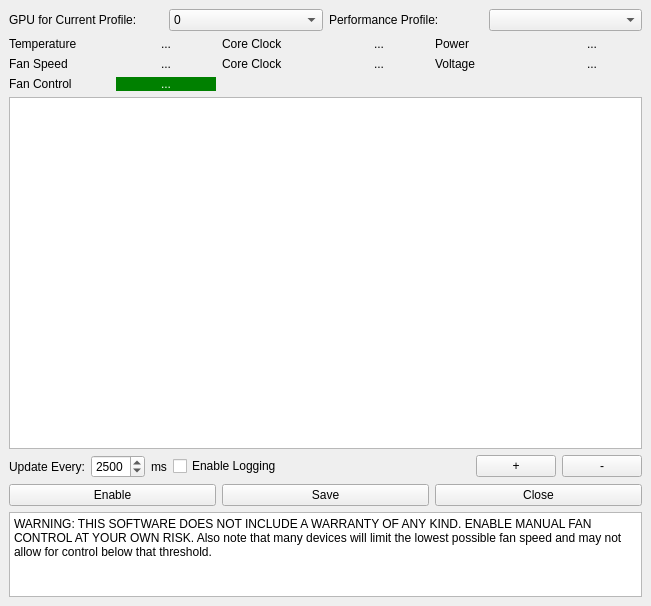
The window that mainwindow.ui (wepiha/qt-amdgpu-fan-ctl) describes before a commit, drawn with Qt 5.
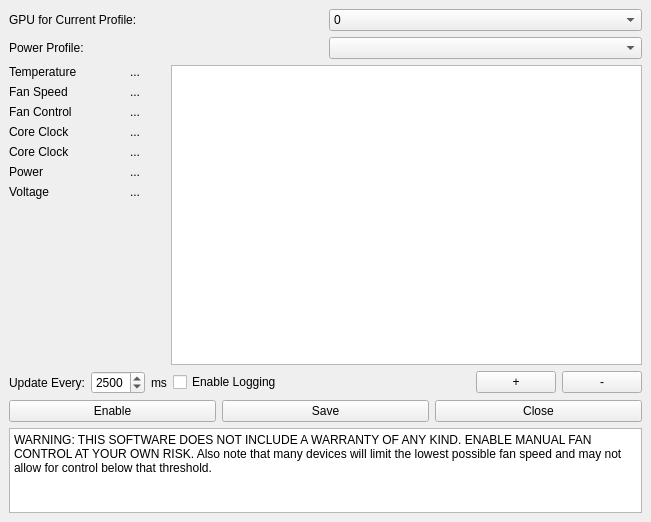
The same window after the commit. Icons and pictures are not drawn. Custom widgets are drawn as their Qt base class.

Commit message: Modified to a horizontal Layout

Diff of the .ui file:
```diff
--- a/mainwindow.ui
+++ b/mainwindow.ui
@@ -7,7 +7,7 @@
     <x>0</x>
     <y>0</y>
     <width>651</width>
-    <height>606</height>
+    <height>522</height>
    </rect>
   </property>
   <property name="windowTitle">
@@ -19,62 +19,10 @@
   </property>
   <widget class="QWidget" name="centralwidget">
    <layout class="QGridLayout" name="gridLayout_3">
-    <item row="0" column="0">
-     <layout class="QHBoxLayout" name="horizontalLayout_3">
-      <item>
-       <widget class="QLabel" name="labelGPUforCurrentProfileLabel">
-        <property name="sizePolicy">
-         <sizepolicy hsizetype="Minimum" vsizetype="Fixed">
-          <horstretch>0</horstretch>
-          <verstretch>0</verstretch>
-         </sizepolicy>
-        </property>
-        <property name="text">
-         <string>GPU for Current Profile:</string>
-        </property>
-       </widget>
-      </item>
-      <item>
-       <widget class="QComboBox" name="comboBoxCardIndex">
-        <item>
-         <property name="text">
-          <string>0</string>
-         </property>
-        </item>
-       </widget>
-      </item>
-     </layout>
-    </item>
-    <item row="0" column="1">
-     <layout class="QHBoxLayout" name="horizontalLayout">
-      <item>
-       <widget class="QLabel" name="labelPowerLabel_2">
-        <property name="minimumSize">
-         <size>
-          <width>90</width>
-          <height>0</height>
-         </size>
-        </property>
-        <property name="text">
-         <string>Performance Profile:</string>
-        </property>
-       </widget>
-      </item>
-      <item>
-       <widget class="QComboBox" name="comboBoxPerformanceProfile"/>
-      </item>
-     </layout>
-    </item>
     <item row="1" column="0" colspan="2">
-     <layout class="QGridLayout" name="gridLayout_2">
-      <item row="0" column="0">
-       <widget class="QLabel" name="labelTemperatureLabel">
-        <property name="sizePolicy">
-         <sizepolicy hsizetype="Minimum" vsizetype="Minimum">
-          <horstretch>0</horstretch>
-          <verstretch>0</verstretch>
-         </sizepolicy>
-        </property>
+     <layout class="QHBoxLayout" name="horizontalLayout">
+      <item>
+       <widget class="QLabel" name="labelPowerProfileLabel">
         <property name="minimumSize">
          <size>
           <width>90</width>
@@ -82,206 +30,46 @@
          </size>
         </property>
         <property name="text">
-         <string>Temperature</string>
+         <string>Power Profile:</string>
         </property>
        </widget>
       </item>
-      <item row="0" column="1">
-       <widget class="QLabel" name="labelTemperature">
-        <property name="minimumSize">
-         <size>
-          <width>60</width>
-          <height>0</height>
-         </size>
-        </property>
-        <property name="text">
-         <string>...</string>
-        </property>
-        <property name="alignment">
-         <set>Qt::AlignCenter</set>
-        </property>
-       </widget>
+      <item>
+       <widget class="QComboBox" name="comboBoxPowerProfile"/>
       </item>
-      <item row="0" column="2">
-       <widget class="QLabel" name="labelCoreClockLabel">
-        <property name="minimumSize">
-         <size>
-          <width>90</width>
-          <height>0</height>
-         </size>
-        </property>
-        <property name="text">
-         <string>Core Clock</string>
-        </property>
-       </widget>
+     </layout>
+    </item>
+    <item row="0" column="0" colspan="2">
+     <layout class="QHBoxLayout" name="horizontalLayout_4">
+      <item>
+       <layout class="QHBoxLayout" name="horizontalLayout_3">
+        <item>
+         <widget class="QLabel" name="labelGPUforCurrentProfileLabel">
+          <property name="sizePolicy">
+           <sizepolicy hsizetype="Minimum" vsizetype="Fixed">
+            <horstretch>0</horstretch>
+            <verstretch>0</verstretch>
+           </sizepolicy>
+          </property>
+          <property name="text">
+           <string>GPU for Current Profile:</string>
+          </property>
+         </widget>
+        </item>
+        <item>
+         <widget class="QComboBox" name="comboBoxCardIndex">
+          <item>
+           <property name="text">
+            <string>0</string>
+           </property>
+          </item>
+         </widget>
+        </item>
+       </layout>
       </item>
-      <item row="0" column="3">
-       <widget class="QLabel" name="labelCoreClock">
-        <property name="minimumSize">
-         <size>
-          <width>60</width>
-          <height>0</height>
-         </size>
-        </property>
-        <property name="text">
-         <string>...</string>
-        </property>
-        <property name="alignment">
-         <set>Qt::AlignCenter</set>
-        </property>
-       </widget>
-      </item>
-      <item row="0" column="4">
-       <widget class="QLabel" name="labelPowerLabel">
-        <property name="minimumSize">
-         <size>
-          <width>90</width>
-          <height>0</height>
-         </size>
-        </property>
-        <property name="text">
-         <string>Power</string>
-        </property>
-       </widget>
-      </item>
-      <item row="0" column="5">
-       <widget class="QLabel" name="labelPower">
-        <property name="minimumSize">
-         <size>
-          <width>60</width>
-          <height>0</height>
-         </size>
-        </property>
-        <property name="text">
-         <string>...</string>
-        </property>
-        <property name="alignment">
-         <set>Qt::AlignCenter</set>
-        </property>
-       </widget>
-      </item>
-      <item row="1" column="0">
-       <widget class="QLabel" name="labelFanSpeedLabel">
-        <property name="minimumSize">
-         <size>
-          <width>90</width>
-          <height>0</height>
-         </size>
-        </property>
-        <property name="text">
-         <string>Fan Speed</string>
-        </property>
-       </widget>
-      </item>
-      <item row="1" column="1">
-       <widget class="QLabel" name="labelFanSpeed">
-        <property name="minimumSize">
-         <size>
-          <width>60</width>
-          <height>0</height>
-         </size>
-        </property>
-        <property name="text">
-         <string>...</string>
-        </property>
-        <property name="alignment">
-         <set>Qt::AlignCenter</set>
-        </property>
-       </widget>
-      </item>
-      <item row="1" column="2">
-       <widget class="QLabel" name="labelMemClockLabel">
-        <property name="minimumSize">
-         <size>
-          <width>90</width>
-          <height>0</height>
-         </size>
-        </property>
-        <property name="text">
-         <string>Core Clock</string>
-        </property>
-       </widget>
-      </item>
-      <item row="1" column="3">
-       <widget class="QLabel" name="labelMemClock">
-        <property name="minimumSize">
-         <size>
-          <width>60</width>
-          <height>0</height>
-         </size>
-        </property>
-        <property name="text">
-         <string>...</string>
-        </property>
-        <property name="alignment">
-         <set>Qt::AlignCenter</set>
-        </property>
-       </widget>
-      </item>
-      <item row="1" column="4">
-       <widget class="QLabel" name="labelVoltageLabel">
-        <property name="minimumSize">
-         <size>
-          <width>90</width>
-          <height>0</height>
-         </size>
-        </property>
-        <property name="text">
-         <string>Voltage</string>
-        </property>
-       </widget>
-      </item>
-      <item row="1" column="5">
-       <widget class="QLabel" name="labelVoltage">
-        <property name="minimumSize">
-         <size>
-          <width>60</width>
-          <height>0</height>
-         </size>
-        </property>
-        <property name="text">
-         <string>...</string>
-        </property>
-        <property name="alignment">
-         <set>Qt::AlignCenter</set>
-        </property>
-       </widget>
-      </item>
-      <item row="2" column="0">
-       <widget class="QLabel" name="labelFanProfileLabel">
-        <property name="minimumSize">
-         <size>
-          <width>90</width>
-          <height>0</height>
-         </size>
-        </property>
-        <property name="text">
-         <string>Fan Control</string>
-        </property>
-       </widget>
-      </item>
-      <item row="2" column="1">
-       <widget class="QLabel" name="labelFanProfileStatus">
-        <property name="minimumSize">
-         <size>
-          <width>60</width>
-          <height>0</height>
-         </size>
-        </property>
-        <property name="styleSheet">
-         <string notr="true">QLabel { background-color: green; color: white }</string>
-        </property>
-        <property name="text">
-         <string>...</string>
-        </property>
-        <property name="alignment">
-         <set>Qt::AlignCenter</set>
-        </property>
-       </widget>
-      </item>
      </layout>
     </item>
-    <item row="2" column="0" colspan="2">
+    <item row="2" column="1">
      <widget class="PlotWidget" name="graphicsView"/>
     </item>
     <item row="3" column="0" colspan="2">
@@ -404,6 +192,243 @@
       </item>
      </layout>
     </item>
+    <item row="2" column="0">
+     <layout class="QGridLayout" name="gridLayout_2">
+      <item row="0" column="0">
+       <layout class="QVBoxLayout" name="verticalLayout_2">
+        <item>
+         <widget class="QLabel" name="labelTemperatureLabel">
+          <property name="sizePolicy">
+           <sizepolicy hsizetype="Minimum" vsizetype="Minimum">
+            <horstretch>0</horstretch>
+            <verstretch>0</verstretch>
+           </sizepolicy>
+          </property>
+          <property name="minimumSize">
+           <size>
+            <width>90</width>
+            <height>0</height>
+           </size>
+          </property>
+          <property name="text">
+           <string>Temperature</string>
+          </property>
+         </widget>
+        </item>
+        <item>
+         <widget class="QLabel" name="labelFanSpeedLabel">
+          <property name="minimumSize">
+           <size>
+            <width>90</width>
+            <height>0</height>
+           </size>
+          </property>
+          <property name="text">
+           <string>Fan Speed</string>
+          </property>
+         </widget>
+        </item>
+        <item>
+         <widget class="QLabel" name="labelFanProfileLabel">
+          <property name="minimumSize">
+           <size>
+            <width>90</width>
+            <height>0</height>
+           </size>
+          </property>
+          <property name="text">
+           <string>Fan Control</string>
+          </property>
+         </widget>
+        </item>
+        <item>
+         <widget class="QLabel" name="labelCoreClockLabel">
+          <property name="minimumSize">
+           <size>
+            <width>90</width>
+            <height>0</height>
+           </size>
+          </property>
+          <property name="text">
+           <string>Core Clock</string>
+          </property>
+         </widget>
+        </item>
+        <item>
+         <widget class="QLabel" name="labelMemClockLabel">
+          <property name="minimumSize">
+           <size>
+            <width>90</width>
+            <height>0</height>
+           </size>
+          </property>
+          <property name="text">
+           <string>Core Clock</string>
+          </property>
+         </widget>
+        </item>
+        <item>
+         <widget class="QLabel" name="labelPowerLabel">
+          <property name="minimumSize">
+           <size>
+            <width>90</width>
+            <height>0</height>
+           </size>
+          </property>
+          <property name="text">
+           <string>Power</string>
+          </property>
+         </widget>
+        </item>
+        <item>
+         <widget class="QLabel" name="labelVoltageLabel">
+          <property name="minimumSize">
+           <size>
+            <width>90</width>
+            <height>0</height>
+           </size>
+          </property>
+          <property name="text">
+           <string>Voltage</string>
+          </property>
+         </widget>
+        </item>
+       </layout>
+      </item>
+      <item row="0" column="1">
+       <layout class="QVBoxLayout" name="verticalLayout">
+        <item>
+         <widget class="QLabel" name="labelTemperature">
+          <property name="minimumSize">
+           <size>
+            <width>60</width>
+            <height>0</height>
+           </size>
+          </property>
+          <property name="text">
+           <string>...</string>
+          </property>
+          <property name="alignment">
+           <set>Qt::AlignCenter</set>
+          </property>
+         </widget>
+        </item>
+        <item>
+         <widget class="QLabel" name="labelFanSpeed">
+          <property name="minimumSize">
+           <size>
+            <width>60</width>
+            <height>0</height>
+           </size>
+          </property>
+          <property name="text">
+           <string>...</string>
+          </property>
+          <property name="alignment">
+           <set>Qt::AlignCenter</set>
+          </property>
+         </widget>
+        </item>
+        <item>
+         <widget class="QLabel" name="labelFanProfileStatus">
+          <property name="minimumSize">
+           <size>
+            <width>60</width>
+            <height>0</height>
+           </size>
+          </property>
+          <property name="styleSheet">
+           <string notr="true"/>
+          </property>
+          <property name="text">
+           <string>...</string>
+          </property>
+          <property name="alignment">
+           <set>Qt::AlignCenter</set>
+          </property>
+         </widget>
+        </item>
+        <item>
+         <widget class="QLabel" name="labelCoreClock">
+          <property name="minimumSize">
+           <size>
+            <width>60</width>
+            <height>0</height>
+           </size>
+          </property>
+          <property name="text">
+           <string>...</string>
+          </property>
+          <property name="alignment">
+           <set>Qt::AlignCenter</set>
+          </property>
+         </widget>
+        </item>
+        <item>
+         <widget class="QLabel" name="labelMemClock">
+          <property name="minimumSize">
+           <size>
+            <width>60</width>
+            <height>0</height>
+           </size>
+          </property>
+          <property name="text">
+           <string>...</string>
+          </property>
+          <property name="alignment">
+           <set>Qt::AlignCenter</set>
+          </property>
+         </widget>
+        </item>
+        <item>
+         <widget class="QLabel" name="labelPower">
+          <property name="minimumSize">
+           <size>
+            <width>60</width>
+            <height>0</height>
+           </size>
+          </property>
+          <property name="text">
+           <string>...</string>
+          </property>
+          <property name="alignment">
+           <set>Qt::AlignCenter</set>
+          </property>
+         </widget>
+        </item>
+        <item>
+         <widget class="QLabel" name="labelVoltage">
+          <property name="minimumSize">
+           <size>
+            <width>60</width>
+            <height>0</height>
+           </size>
+          </property>
+          <property name="text">
+           <string>...</string>
+          </property>
+          <property name="alignment">
+           <set>Qt::AlignCenter</set>
+          </property>
+         </widget>
+        </item>
+       </layout>
+      </item>
+      <item row="1" column="0">
+       <spacer name="verticalSpacer">
+        <property name="orientation">
+         <enum>Qt::Vertical</enum>
+        </property>
+        <property name="sizeHint" stdset="0">
+         <size>
+          <width>20</width>
+          <height>31</height>
+         </size>
+        </property>
+       </spacer>
+      </item>
+     </layout>
+    </item>
     <item row="5" column="0" colspan="2">
      <widget class="QPlainTextEdit" name="plainTextEdit">
       <property name="enabled">
```
